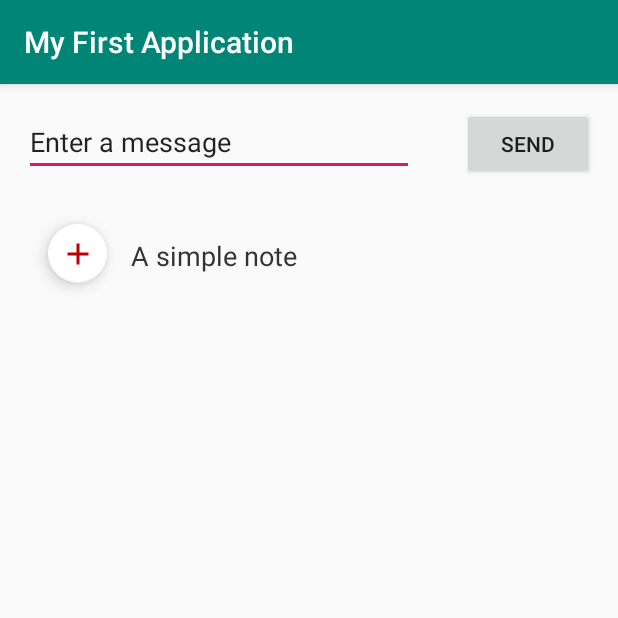
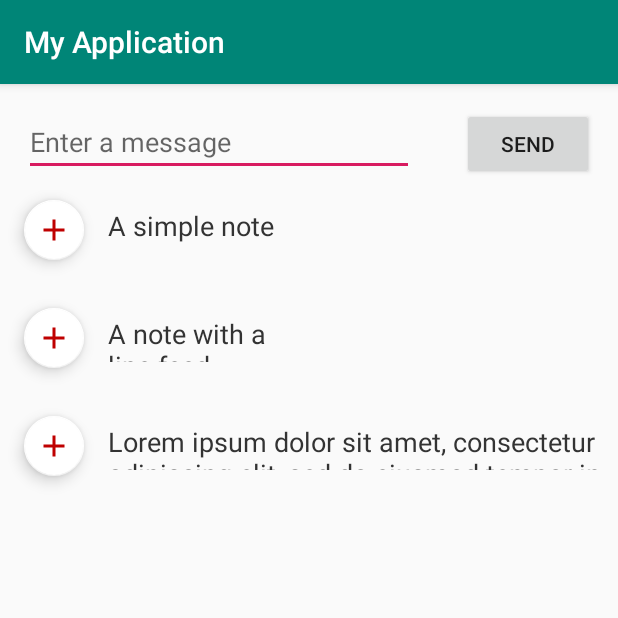
Before and after one commit to jbrownrs/MyFirstApplication, an Android app: the screen it shows after launch (MainActivity), on a phone screen of 412 x 824 dp, the top half of it. Run offline under Robolectric (Android 15) with nearby library versions, the phone set to English and light mode, and no system bars; our stand-ins replace ButterKnife, Room's generated code.

Commit message:
adds room database and queries adds first database unit test small edits to recycler view makes text in enter text hint text and allows longer items

```diff
--- a/app/src/main/java/com/example/myfirstapplication/DisplayMessageActivity.java
+++ b/app/src/main/java/com/example/myfirstapplication/DisplayMessageActivity.java
@@ -5,9 +5,7 @@ import android.os.Bundle;
 import android.view.View;
 import android.widget.TextView;
 
-import androidx.appcompat.app.AppCompatActivity;
-
-public class DisplayMessageActivity extends AppCompatActivity {
+public class DisplayMessageActivity extends MainActivity {
 
     @Override
     protected void onCreate(Bundle savedInstanceState) {
--- a/app/src/main/java/com/example/myfirstapplication/ImageViewActivity.java
+++ b/app/src/main/java/com/example/myfirstapplication/ImageViewActivity.java
@@ -2,9 +2,7 @@ package com.example.myfirstapplication;
 
 import android.os.Bundle;
 
-import androidx.appcompat.app.AppCompatActivity;
-
-public class ImageViewActivity extends AppCompatActivity {
+public class ImageViewActivity extends MainActivity {
 //    private ImageView imageView;
 
 
--- a/app/src/main/java/com/example/myfirstapplication/MainActivity.java
+++ b/app/src/main/java/com/example/myfirstapplication/MainActivity.java
@@ -10,7 +10,7 @@ import androidx.appcompat.app.AppCompatActivity;
 import androidx.recyclerview.widget.LinearLayoutManager;
 import androidx.recyclerview.widget.RecyclerView;
 
-import com.example.myfirstapplication.model.Item;
+import com.example.myfirstapplication.database.ItemEntity;
 import com.example.myfirstapplication.ui.ItemRecyclerViewAdapter;
 import com.example.myfirstapplication.utilities.SampleData;
 
@@ -21,12 +21,11 @@ import butterknife.BindView;
 import butterknife.ButterKnife;
 
 public class MainActivity extends AppCompatActivity {
+
     @BindView(R.id.recyclerView)
     RecyclerView mRecyclerView;
-    //    private RecyclerView recyclerView;
-//    private RecyclerView.Adapter mAdapter;
-    private RecyclerView.LayoutManager layoutManager;
-    private List<Item> itemList = new ArrayList<Item>();
+
+    private List<ItemEntity> itemList = new ArrayList<ItemEntity>();
     public static final String EXTRA_MESSAGE = "com.example.myfirstapplication.MESSAGE";
     // specify an adapter (see also next example)
     private ItemRecyclerViewAdapter mAdapter;
@@ -39,8 +38,8 @@ public class MainActivity extends AppCompatActivity {
         ButterKnife.bind(this);
         initRecyclerView();
         itemList.addAll(SampleData.getItems());
-        for (Item item : itemList) {
-            Log.i("ToDoList", item.toString());
+        for (ItemEntity itemEntity : itemList) {
+            Log.i("ToDoList", itemEntity.toString());
         }
     }
 
@@ -49,7 +48,7 @@ public class MainActivity extends AppCompatActivity {
         // in content do not change the layout size of the RecyclerView
         mRecyclerView.setHasFixedSize(true);
         // use a linear layout manager
-        layoutManager = new LinearLayoutManager(this);
+        LinearLayoutManager layoutManager = new LinearLayoutManager(this);
         mRecyclerView.setLayoutManager(layoutManager);
         //        recyclerView = (RecyclerView) findViewById(R.id.my_recycler_view);
 
--- a/app/src/main/java/com/example/myfirstapplication/model/Item.java
+++ b/app/src/main/java/com/example/myfirstapplication/database/ItemEntity.java
@@ -1,24 +1,32 @@
-package com.example.myfirstapplication.model;
+package com.example.myfirstapplication.database;
+
+import androidx.room.Entity;
+import androidx.room.Ignore;
+import androidx.room.PrimaryKey;
 
 import java.util.Date;
 
-public class Item {
+@Entity(tableName = "items")
+public class ItemEntity {
+    @PrimaryKey(autoGenerate = true)
     private int id;
     private Date date;
     private String text;
 
-    public Item(int id, Date date, String text) {
+    public ItemEntity(int id, Date date, String text) {
         this.id = id;
         this.date = date;
         this.text = text;
     }
 
-    public Item(Date date, String text) {
+    @Ignore
+    public ItemEntity(Date date, String text) {
         this.date = date;
         this.text = text;
     }
 
-    public Item() {
+    @Ignore
+    public ItemEntity() {
     }
 
     public int getId() {
@@ -47,7 +55,7 @@ public class Item {
 
     @Override
     public String toString() {
-        return "Item{" +
+        return "ItemEntity{" +
                 "id=" + id +
                 ", date=" + date +
                 ", text='" + text + '\'' +
--- a/app/src/main/java/com/example/myfirstapplication/ui/ItemRecyclerViewAdapter.java
+++ b/app/src/main/java/com/example/myfirstapplication/ui/ItemRecyclerViewAdapter.java
@@ -6,11 +6,12 @@ import android.view.View;
 import android.view.ViewGroup;
 import android.widget.TextView;
 
+import androidx.annotation.NonNull;
 import androidx.recyclerview.widget.RecyclerView;
 
 import com.example.myfirstapplication.ItemFragment.OnListFragmentInteractionListener;
 import com.example.myfirstapplication.R;
-import com.example.myfirstapplication.model.Item;
+import com.example.myfirstapplication.database.ItemEntity;
 
 import java.util.List;
 
@@ -18,34 +19,36 @@ import butterknife.BindView;
 import butterknife.ButterKnife;
 
 /**
- * {@link RecyclerView.Adapter} that can display a {@link Item} and makes a call to the
+ * {@link RecyclerView.Adapter} that can display a {@link ItemEntity} and makes a call to the
  * specified {@link OnListFragmentInteractionListener}.
  * TODO: Replace the implementation with code for your data type.
  */
 public class ItemRecyclerViewAdapter extends RecyclerView.Adapter<ItemRecyclerViewAdapter.ViewHolder> {
 
-    private final List<Item> mItems;
+    private final List<ItemEntity> mItems;
     private final Context mContext;
-//    private final OnListFragmentInteractionListener mListener;
+
+    //    private final OnListFragmentInteractionListener mListener;
 
     //previously also contained parameter , OnListFragmentInteractionListener mListener,
-    public ItemRecyclerViewAdapter(List<Item> mItems, Context mContext) {
+    public ItemRecyclerViewAdapter(List<ItemEntity> mItems, Context mContext) {
         this.mItems = mItems;
 //        this.mListener = mListener;
         this.mContext = mContext;
     }
 
+    @NonNull
     @Override
-    public ViewHolder onCreateViewHolder(ViewGroup parent, int viewType) {
+    public ViewHolder onCreateViewHolder(@NonNull ViewGroup parent, int viewType) {
         View view = LayoutInflater.from(parent.getContext())
                 .inflate(R.layout.list_item, parent, false);
         return new ViewHolder(view);
     }
 
     @Override
-    public void onBindViewHolder(final ViewHolder holder, int position) {
-        final Item item = mItems.get(position);
-        holder.mTextView.setText(item.getText());
+    public void onBindViewHolder(@NonNull ViewHolder holder, int position) {
+        final ItemEntity itemEntity = mItems.get(position);
+        holder.mTextView.setText(itemEntity.getText());
 //        holder.mItem = mItems.get(position);
 //        holder.mIdView.setText(mItems.get(position).id);
 //        holder.mContentView.setText(mItems.get(position).content);
@@ -55,7 +58,7 @@ public class ItemRecyclerViewAdapter extends RecyclerView.Adapter<ItemRecyclerVi
 //            public void onClick(View v) {
 //                if (null != mListener) {
 //                    // Notify the active callbacks interface (the activity, if the
-//                    // fragment is attached to one) that an item has been selected.
+//                    // fragment is attached to one) that an itemEntity has been selected.
 //                    mListener.onListFragmentInteraction(holder.mItem);
 //                }
 //            }
@@ -67,16 +70,14 @@ public class ItemRecyclerViewAdapter extends RecyclerView.Adapter<ItemRecyclerVi
         return mItems.size();
     }
 
-    public class ViewHolder extends RecyclerView.ViewHolder {
-        @BindView(R.id.add_item_text)
+    class ViewHolder extends RecyclerView.ViewHolder {
+        @BindView(R.id.add_item_text) //add_item_text editText
+        TextView mTextView;
+//        TextView mIdView;
+//        TextView mContentView;
+//        ItemEntity mItem;
 
-        TextView mTextView;
-        TextView mIdView;
-        TextView mContentView;
-        Item mItem;
-
-
-        public ViewHolder(View itemView) {
+        ViewHolder(View itemView) {
             super(itemView);
             ButterKnife.bind(this, itemView);
 //            mView = view;
@@ -84,11 +85,9 @@ public class ItemRecyclerViewAdapter extends RecyclerView.Adapter<ItemRecyclerVi
 //            mContentView = (TextView) view.findViewById(R.id.content);
         }
 
-        @Override
-        public String toString() {
-            return super.toString() + " '" + mContentView.getText() + "'";
-        }
+//        @Override
+//        public String toString() {
+//            return super.toString() + " '" + mContentView.getText() + "'";
+//        }
     }
-
-
 }
--- a/app/src/main/java/com/example/myfirstapplication/utilities/SampleData.java
+++ b/app/src/main/java/com/example/myfirstapplication/utilities/SampleData.java
@@ -1,6 +1,6 @@
 package com.example.myfirstapplication.utilities;
 
-import com.example.myfirstapplication.model.Item;
+import com.example.myfirstapplication.database.ItemEntity;
 
 import java.util.ArrayList;
 import java.util.Calendar;
@@ -21,11 +21,11 @@ public class SampleData {
         return cal.getTime();
     }
 
-    public static List<Item> getItems() {
-        List<Item> itemList = new ArrayList<>();
-        itemList.add(new Item(getDate(0), SAMPLE_TEXT_1));
-        itemList.add(new Item(getDate(-1), SAMPLE_TEXT_2));
-        itemList.add(new Item(getDate(-2), SAMPLE_TEXT_3));
+    public static List<ItemEntity> getItems() {
+        List<ItemEntity> itemList = new ArrayList<>();
+        itemList.add(new ItemEntity(getDate(0), SAMPLE_TEXT_1));
+        itemList.add(new ItemEntity(getDate(-1), SAMPLE_TEXT_2));
+        itemList.add(new ItemEntity(getDate(-2), SAMPLE_TEXT_3));
         return itemList;
     }
 }
--- a/app/src/main/res/drawable-v24/ic_launcher_foreground.xml
+++ b/app/src/main/res/drawable-v24/ic_launcher_foreground.xml
@@ -16,10 +16,10 @@
                 android:startX="48.7653"
                 android:startY="61.0927"
                 android:type="linear">
-                <item
+                <itemEntity
                     android:color="#44000000"
                     android:offset="0.0" />
-                <item
+                <itemEntity
                     android:color="#00000000"
                     android:offset="1.0" />
             </gradient>
--- a/app/src/main/res/layout/activity_display_message.xml
+++ b/app/src/main/res/layout/activity_display_message.xml
@@ -45,7 +45,7 @@
         android:layout_marginEnd="16dp"
         android:layout_marginRight="16dp"
         android:layout_marginBottom="16dp"
-        android:text="@string/shown_message"
+        android:text="@string/before_button_message"
         android:textSize="18sp"
         app:layout_constraintBottom_toTopOf="@+id/imageButton"
         app:layout_constraintEnd_toEndOf="parent"
--- a/app/src/main/res/layout/activity_main.xml
+++ b/app/src/main/res/layout/activity_main.xml
@@ -12,10 +12,10 @@
         android:layout_height="wrap_content"
         android:layout_margin="16dp"
         android:ems="10"
+        android:hint="@string/enter_text_message"
         android:importantForAutofill="no"
-        android:inputType="textPersonName"
-        android:text="@string/edit_message"
-        app:layout_constraintEnd_toStartOf="@+id/button"
+        android:inputType="textMultiLine|textCapSentences|textAutoCorrect"
+        app:layout_constraintEnd_toStartOf="@+id/send_button"
         app:layout_constraintHorizontal_bias="0.5"
         app:layout_constraintStart_toStartOf="parent"
         app:layout_constraintTop_toTopOf="parent"
@@ -23,7 +23,7 @@
         tools:targetApi="o" />
 
     <Button
-        android:id="@+id/button"
+        android:id="@+id/send_button"
         android:layout_width="wrap_content"
         android:layout_height="wrap_content"
         android:layout_margin="16dp"
@@ -38,7 +38,6 @@
         android:id="@+id/recyclerView"
         android:layout_width="0dp"
         android:layout_height="0dp"
-        android:layout_margin="16dp"
         android:clickable="true"
         android:focusable="true"
         android:focusableInTouchMode="true"
@@ -47,5 +46,4 @@
         app:layout_constraintEnd_toEndOf="parent"
         app:layout_constraintStart_toStartOf="parent"
         app:layout_constraintTop_toBottomOf="@+id/editText" />
-
 </androidx.constraintlayout.widget.ConstraintLayout>
--- a/app/src/main/res/layout/list_item.xml
+++ b/app/src/main/res/layout/list_item.xml
@@ -3,13 +3,13 @@
     xmlns:app="http://schemas.android.com/apk/res-auto"
     xmlns:tools="http://schemas.android.com/tools"
     android:layout_width="match_parent"
-    android:layout_height="match_parent"
+    android:layout_height="wrap_content"
     tools:layout_editor_absoluteY="81dp">
 
     <com.google.android.material.floatingactionbutton.FloatingActionButton
         android:id="@+id/addButton"
-        android:layout_width="72dp"
-        android:layout_height="39dp"
+        android:layout_width="wrap_content"
+        android:layout_height="wrap_content"
         android:layout_margin="16dp"
         android:layout_marginStart="16dp"
         android:layout_marginLeft="16dp"
@@ -28,9 +28,6 @@
         android:layout_width="347dp"
         android:layout_height="31dp"
         android:layout_margin="16dp"
-        android:layout_marginStart="16dp"
-        android:layout_marginLeft="16dp"
-        android:layout_marginTop="16dp"
         android:ellipsize="end"
         android:maxLines="2"
         android:text="@string/placeholder_add_item_text"
@@ -40,6 +37,5 @@
         app:layout_constraintEnd_toEndOf="parent"
         app:layout_constraintHorizontal_bias="0.0"
         app:layout_constraintStart_toEndOf="@+id/addButton"
-        app:layout_constraintTop_toTopOf="parent"
-        app:layout_constraintVertical_bias="0.014" />
+        app:layout_constraintTop_toTopOf="parent" />
 </androidx.constraintlayout.widget.ConstraintLayout>
--- a/app/src/main/res/values/strings.xml
+++ b/app/src/main/res/values/strings.xml
@@ -1,10 +1,10 @@
 <resources>
-    <string name="app_name">My First Application</string>
-    <string name="edit_message">Enter a message</string>
+    <string name="app_name">My Application</string>
+    <string name="enter_text_message">Enter a message</string>
     <string name="button_send">Send</string>
-    <string name="shown_message">Very well, but dare you press the button below</string>
+    <string name="before_button_message">Very well, but dare you press the button below</string>
     <string name="red_cross_button">Button with red cross</string>
     <string name="user_text_output">TextView</string>
     <string name="cow_image">Picture of a highland cow calf</string>
-    <string name="placeholder_add_item_text">Click to add an item</string>
+    <string name="placeholder_add_item_text">Click to add an itemEntity</string>
 </resources>
--- a/build.gradle
+++ b/build.gradle
@@ -7,7 +7,7 @@ buildscript {
 
     }
     dependencies {
-        classpath 'com.android.tools.build:gradle:3.4.1'
+        classpath 'com.android.tools.build:gradle:3.4.2'
 
         // NOTE: Do not place your application dependencies here; they belong
         // in the individual module build.gradle files
```
Also changed, not shown: app/build.gradle (+5 -3 lines), app/src/main/java/com/example/myfirstapplication/database/AppDatabase.java (added, +30 -0 lines), app/src/main/java/com/example/myfirstapplication/database/DateConverter.java (added, +17 -0 lines), app/src/main/java/com/example/myfirstapplication/database/ItemDao.java (added, +35 -0 lines), app/src/main/java/com/example/myfirstapplication/dummy/DummyContent.java (added, +72 -0 lines), 3 other files.
